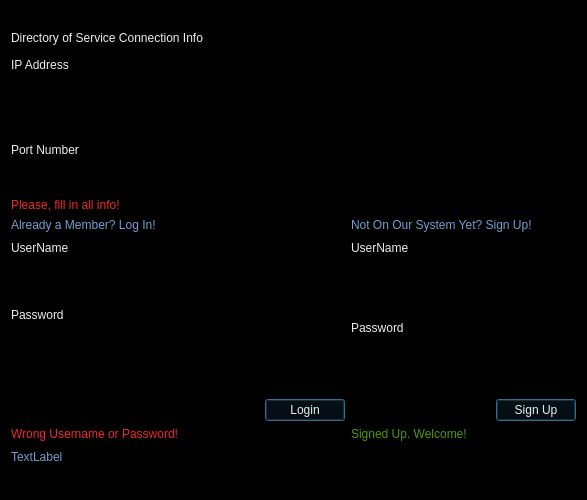
This is mainwindow.ui in hassan-kandil/DistImage as Qt 5 draws it before an edit. The edited form follows.
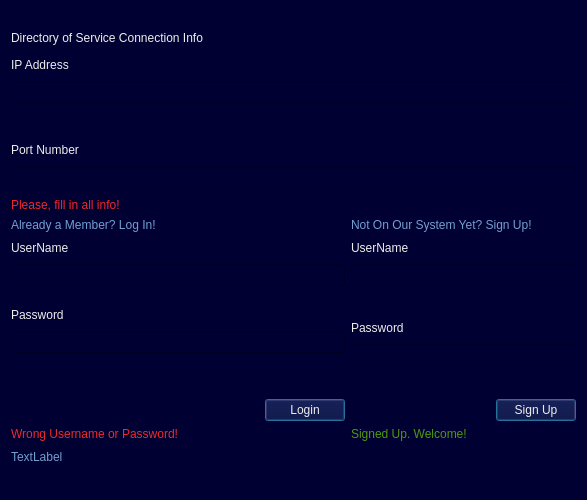
This is the edited form.

Diff of the .ui file:
```diff
--- a/mainwindow.ui
+++ b/mainwindow.ui
@@ -14,7 +14,7 @@
    <string>DistImage</string>
   </property>
   <property name="styleSheet">
-   <string notr="true">background-color: rgb(0,0,0)
+   <string notr="true">background-color: rgb(0,0,50)
 </string>
   </property>
   <widget class="QWidget" name="centralWidget">
```
